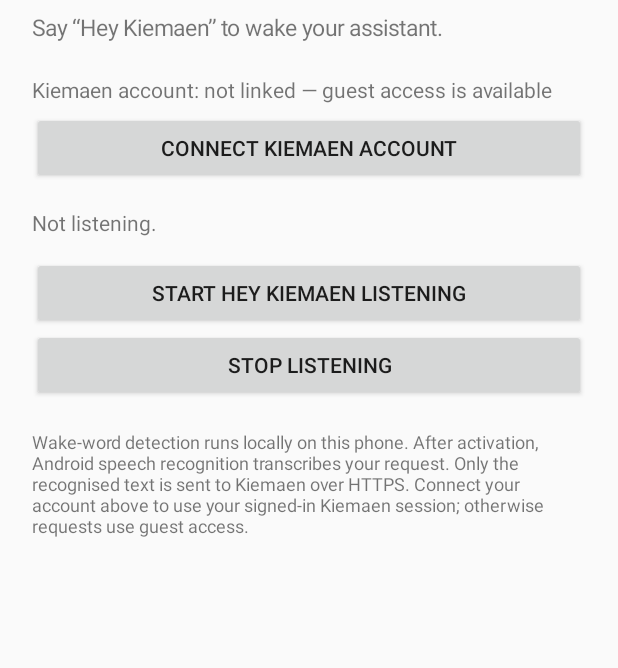
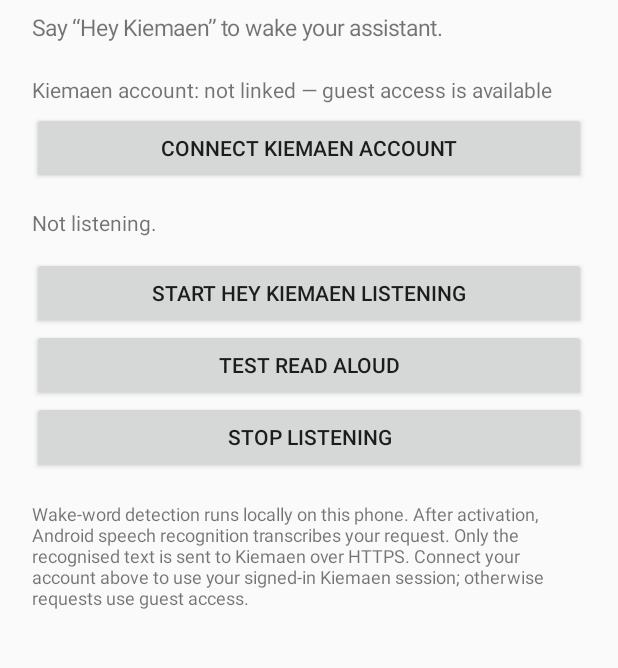
Before and after one commit to peterkiman05/kiemaen-ai, an Android app: the screen it shows after launch (MainActivity), on a phone screen of 412 x 824 dp, the part 93-761 px from its top. Run offline under Robolectric (Android 15) with nearby library versions, the phone set to English and light mode, and no system bars.

Commit message:
Add read-aloud self-test control

```diff
--- a/android-companion/app/src/main/java/ai/kiemaen/voice/MainActivity.kt
+++ b/android-companion/app/src/main/java/ai/kiemaen/voice/MainActivity.kt
@@ -66,6 +66,15 @@ class MainActivity : Activity() {
             setOnClickListener { startListening() }
         })
         root.addView(Button(this).apply {
+            text = "TEST READ ALOUD"
+            setOnClickListener {
+                ContextCompat.startForegroundService(
+                    this@MainActivity,
+                    Intent(this@MainActivity, WakeWordService::class.java).setAction(WakeWordService.ACTION_TEST_TTS)
+                )
+            }
+        })
+        root.addView(Button(this).apply {
             text = "STOP LISTENING"
             setOnClickListener {
                 stopService(Intent(this@MainActivity, WakeWordService::class.java))
```
